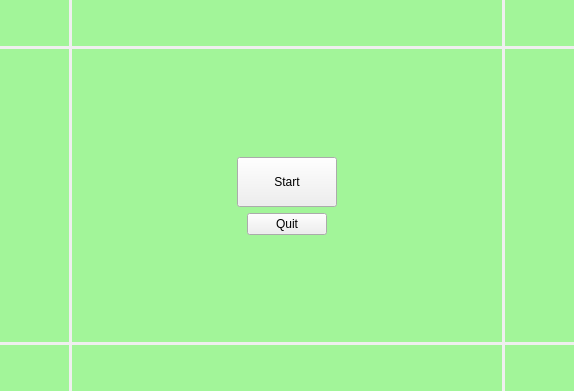
Old version of the form main.ui in the repository warvariuc/viewshow.
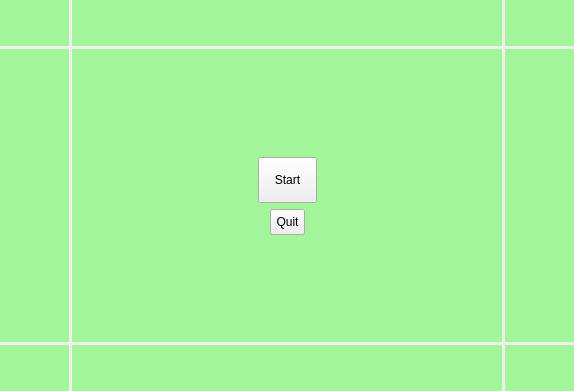
New version of the form.

Commit message: Added about dialog

```diff
--- a/main.ui
+++ b/main.ui
@@ -14,7 +14,7 @@
    <string>ViewShow</string>
   </property>
   <property name="styleSheet">
-   <string notr="true">.QWidget {
+   <string notr="true">#centerGrip,#topLeftGrip,#topGrip,#topRightGrip,#rightGrip,#bottomRightGrip,#bottomGrip,#bottomLeftGrip,#leftGrip {
 	background-color: rgba(32, 255, 8, 95);
 }
 .QWidget:hover {
@@ -255,24 +255,17 @@
       </item>
       <item row="1" column="1" alignment="Qt::AlignHCenter">
        <widget class="QPushButton" name="startButton">
-        <property name="sizePolicy">
-         <sizepolicy hsizetype="Fixed" vsizetype="Fixed">
-          <horstretch>0</horstretch>
-          <verstretch>0</verstretch>
-         </sizepolicy>
-        </property>
-        <property name="minimumSize">
-         <size>
-          <width>100</width>
-          <height>50</height>
-         </size>
-        </property>
         <property name="focusPolicy">
          <enum>Qt::NoFocus</enum>
         </property>
         <property name="toolTip">
          <string>Start screen recording</string>
         </property>
+        <property name="styleSheet">
+         <string notr="true">.QPushButton {
+	padding: 15px;
+}</string>
+        </property>
         <property name="text">
          <string>Start</string>
         </property>
@@ -293,15 +286,14 @@
       </item>
       <item row="2" column="1" alignment="Qt::AlignHCenter">
        <widget class="QPushButton" name="quitButton">
-        <property name="sizePolicy">
-         <sizepolicy hsizetype="Fixed" vsizetype="Fixed">
-          <horstretch>0</horstretch>
-          <verstretch>0</verstretch>
-         </sizepolicy>
-        </property>
         <property name="focusPolicy">
          <enum>Qt::NoFocus</enum>
         </property>
+        <property name="styleSheet">
+         <string notr="true">.QPushButton {
+	padding: 5px;
+}</string>
+        </property>
         <property name="text">
          <string>Quit</string>
         </property>
```
Left out of the diff: 8 changed lines with no effect on the pictures. The commit also changes 2 other files.
